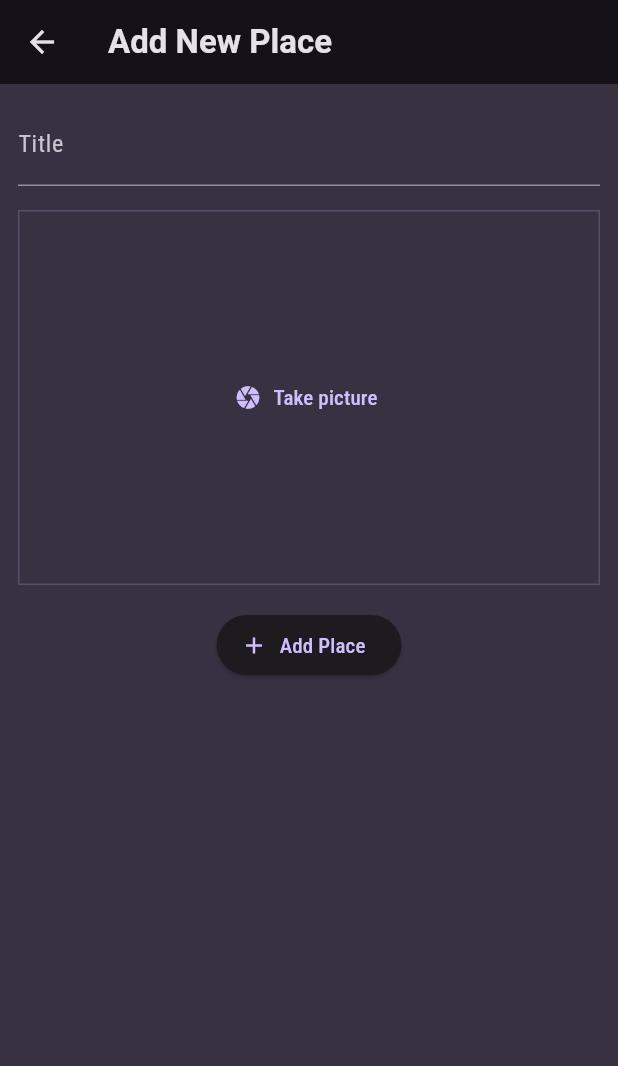
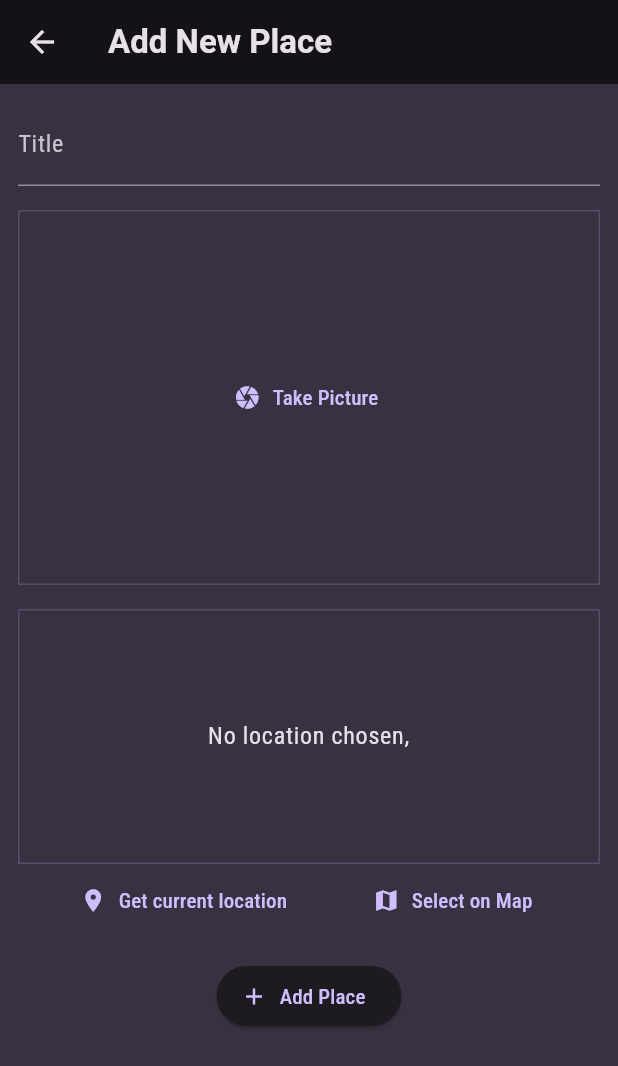
Before and after one commit to rhtmahour/favoriteplaces, a Flutter app: the AddPlaceScreen screen opened directly, on a phone screen of 412 x 824 dp. Shown: the top 1066 px of the screen. Run offline on Flutter 3.47's test engine with Material 3 defaults, Android fonts, the phone set to English and light mode, and no system bars; our stand-ins replace flutter_riverpod, google_fonts, image_picker.

Commit message:
todays code on date 31-08-2024

```diff
--- a/lib/models/place.dart
+++ b/lib/models/place.dart
@@ -1,3 +1,4 @@
+import 'dart:io';
 import 'package:uuid/uuid.dart';
 
 const uuid = Uuid();
@@ -5,8 +6,10 @@ const uuid = Uuid();
 class Place {
   Place({
     required this.title,
+    required this.image,
   }) : id = uuid.v4();
 
   final String id;
   final String title;
+  final File image;
 }
--- a/lib/providers/user_places.dart
+++ b/lib/providers/user_places.dart
@@ -1,11 +1,12 @@
+import 'dart:io';
 import 'package:favorite_places/models/place.dart';
 import 'package:flutter_riverpod/flutter_riverpod.dart';
 
 class UserPlacesNotifier extends StateNotifier<List<Place>> {
   UserPlacesNotifier() : super(const []);
 
-  void addPlace(String title) {
-    final newPlace = Place(title: title);
+  void addPlace(String title, File image) {
+    final newPlace = Place(title: title, image: image);
     state = [newPlace, ...state];
   }
 }
--- a/lib/screens/add_place.dart
+++ b/lib/screens/add_place.dart
@@ -1,5 +1,7 @@
+import 'dart:io';
 import 'package:favorite_places/providers/user_places.dart';
 import 'package:favorite_places/widgets/image_input.dart';
+import 'package:favorite_places/widgets/location_input.dart';
 import 'package:flutter/material.dart';
 import 'package:flutter_riverpod/flutter_riverpod.dart';
 
@@ -14,13 +16,14 @@ class AddPlaceScreen extends ConsumerStatefulWidget {
 
 class _AddPlaceScreenState extends ConsumerState<AddPlaceScreen> {
   final _titleController = TextEditingController();
+  File? _selectImage;
 
   void _savePlace() {
     final enteredTitle = _titleController.text;
-    if (enteredTitle.isEmpty) {
+    if (enteredTitle.isEmpty || _selectImage == null) {
       return;
     }
-    ref.read(userPlacesProvider.notifier).addPlace(enteredTitle);
+    ref.read(userPlacesProvider.notifier).addPlace(enteredTitle, _selectImage!);
 
     Navigator.of(context).pop();
   }
@@ -53,7 +56,15 @@ class _AddPlaceScreenState extends ConsumerState<AddPlaceScreen> {
               height: 16,
             ),
             // Image Input
-            const ImageInput(),
+            ImageInput(
+              onPickImage: (image) {
+                _selectImage = image;
+              },
+            ),
+            const SizedBox(
+              height: 16,
+            ),
+            const LocationInput(),
             const SizedBox(
               height: 16,
             ),
--- a/lib/screens/places.dart
+++ b/lib/screens/places.dart
@@ -23,6 +23,9 @@ class PlacesScreen extends ConsumerWidget {
                 icon: const Icon(Icons.add))
           ],
         ),
-        body: PlacesList(places: userPlaces));
+        body: Padding(
+          padding: const EdgeInsets.all(8.0),
+          child: PlacesList(places: userPlaces),
+        ));
   }
 }
--- a/lib/widgets/image_input.dart
+++ b/lib/widgets/image_input.dart
@@ -1,19 +1,56 @@
+import 'dart:io';
 import 'package:flutter/material.dart';
+import 'package:image_picker/image_picker.dart';
 
 class ImageInput extends StatefulWidget {
-  const ImageInput({super.key});
+  const ImageInput({super.key, required this.onPickImage});
+
+  final void Function(File image) onPickImage;
 
   @override
-  State<StatefulWidget> createState() {
+  State<ImageInput> createState() {
     return _ImageInputState();
   }
 }
 
 class _ImageInputState extends State<ImageInput> {
-  void _takePicture() {}
+  File? _selectedImage;
+
+  void _takePicture() async {
+    final imagePicker = ImagePicker();
+    final pickedImage =
+        await imagePicker.pickImage(source: ImageSource.camera, maxWidth: 600);
+
+    if (pickedImage == null) {
+      return;
+    }
+
+    setState(() {
+      _selectedImage = File(pickedImage.path);
+    });
+    widget.onPickImage(_selectedImage!);
+  }
 
   @override
   Widget build(BuildContext context) {
+    Widget content = TextButton.icon(
+      icon: const Icon(Icons.camera),
+      label: const Text('Take Picture'),
+      onPressed: _takePicture,
+    );
+
+    if (_selectedImage != null) {
+      content = GestureDetector(
+        onTap: _takePicture,
+        child: Image.file(
+          _selectedImage!,
+          fit: BoxFit.cover,
+          width: double.infinity,
+          height: double.infinity,
+        ),
+      );
+    }
+
     return Container(
       decoration: BoxDecoration(
         border: Border.all(
@@ -24,10 +61,7 @@ class _ImageInputState extends State<ImageInput> {
       height: 250,
       width: double.infinity,
       alignment: Alignment.center,
-        child: TextButton.icon(
-          icon: const Icon(Icons.camera),
-          onPressed: _takePicture,
-          label: const Text('Take picture'),
-        ));
+      child: content,
+    );
   }
 }
--- /dev/null
+++ b/lib/widgets/location_input.dart
@@ -0,0 +1,54 @@
+import 'package:flutter/material.dart';
+
+class LocationInput extends StatefulWidget {
+  const LocationInput({super.key});
+
+  @override
+  State<LocationInput> createState() {
+    return _LocationInputState();
+  }
+}
+
+class _LocationInputState extends State<LocationInput> {
+  @override
+  Widget build(BuildContext context) {
+    return Column(
+      children: [
+        Container(
+          alignment: Alignment.center,
+          height: 170,
+          width: double.infinity,
+          decoration: BoxDecoration(
+            border: Border.all(
+              width: 1,
+              color: Theme.of(context).colorScheme.primary.withOpacity(0.2),
+            ),
+          ),
+          child: Text(
+            'No location chosen,',
+            textAlign: TextAlign.center,
+            style: Theme.of(context).textTheme.bodyLarge!.copyWith(
+                  // ignore: deprecated_member_use
+                  color: Theme.of(context).colorScheme.onBackground,
+                ),
+          ),
+        ),
+        Row(
+          mainAxisAlignment: MainAxisAlignment.spaceEvenly,
+          children: [
+            TextButton.icon(
+              onPressed: () {},
+              label: const Text('Get current location'),
+              icon: const Icon(Icons.location_on),
+            ),
+            TextButton.icon(
+              onPressed: () {},
+              label: const Text('Select on Map'),
+              icon: const Icon(Icons.map),
+            )
+          ],
+        )
+      ],
+    );
+  }
+}
--- a/lib/widgets/places_list.dart
+++ b/lib/widgets/places_list.dart
@@ -23,6 +23,10 @@ class PlacesList extends StatelessWidget {
     return ListView.builder(
         itemCount: places.length,
         itemBuilder: (ctx, index) => ListTile(
+              leading: CircleAvatar(
+                radius: 26,
+                backgroundImage: FileImage(places[index].image),
+              ),
               title: Text(
                 places[index].title,
                 // ignore: deprecated_member_use
--- a/pubspec.yaml
+++ b/pubspec.yaml
@@ -38,6 +38,7 @@ dependencies:
   riverpod: ^2.5.1
   flutter_riverpod: ^2.5.1
   image_picker: ^1.1.2
+  location: ^6.0.2
 
 dev_dependencies:
   flutter_test:
```
Also changed, not shown: lib/screens/place_detail.dart (+13 -11 lines), pubspec.lock, 2 other files. Lines whose indentation alone changed are shown as unchanged.
